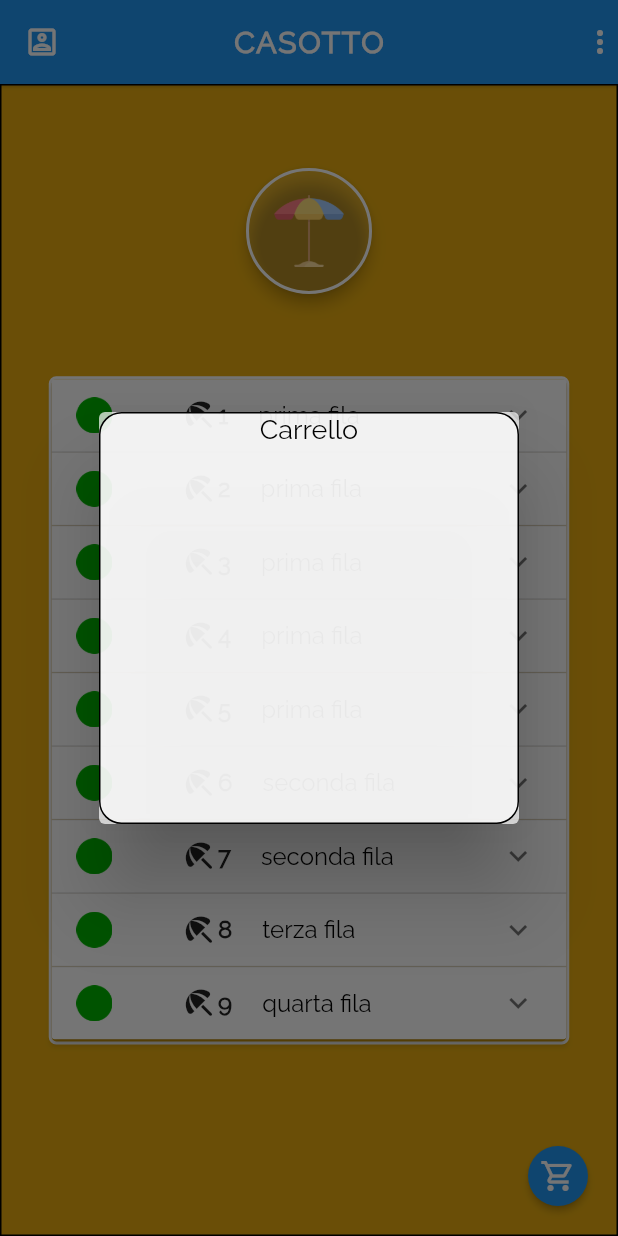
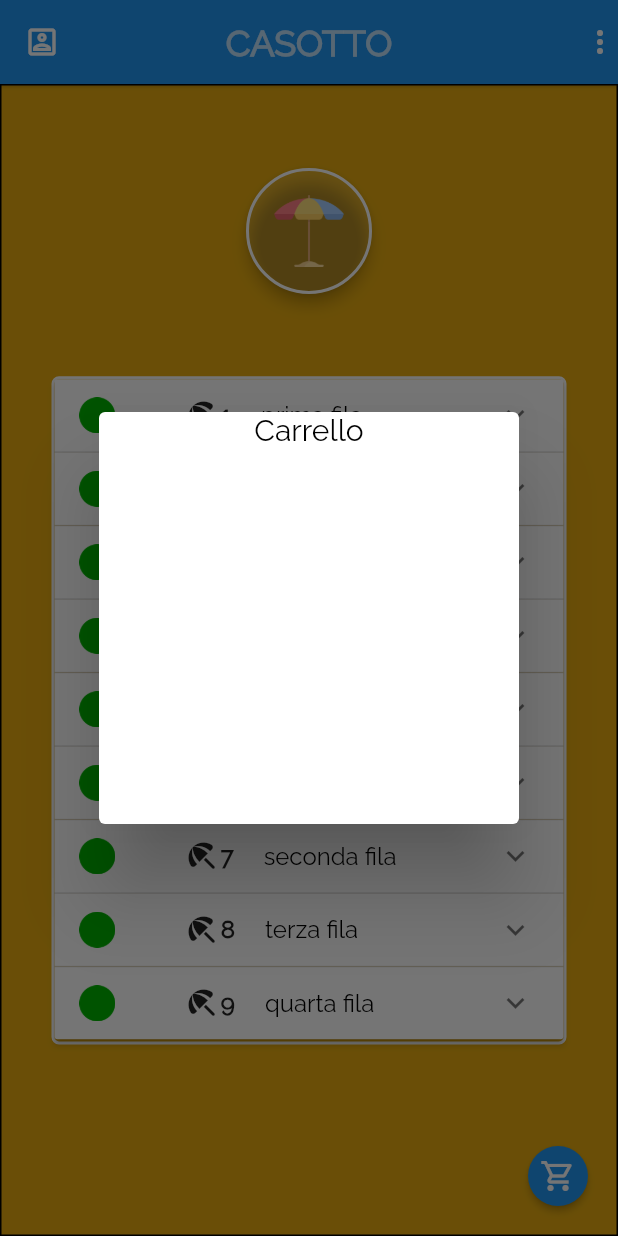
Before and after one commit to renzoproietti/gestionale-chalet, a Flutter app: the screen it shows after launch, scrolled down 576 dp, after a tap on the "shopping cart" icon, on a phone screen of 412 x 824 dp. Run offline on Flutter 3.47's test engine with Material 2 defaults, Android fonts, the phone set to English and light mode, and no system bars; our stand-ins replace google_sign_in, syncfusion_flutter_datepicker.

Commit message:
aggiunto package e widget per google sign in

```diff
--- a/lib/home.dart
+++ b/lib/home.dart
@@ -1,5 +1,5 @@
 import 'package:flutter/material.dart';
-import 'widgetsbuilder.dart';
+import 'widgets_builder.dart';
 
 Container createHomeScreen(
     BuildContext context, PageController _pageController) {
--- a/lib/listitemhandler.dart
+++ b/lib/list_item_handler.dart
@@ -1,5 +1,5 @@
 import 'package:flutter/material.dart';
-import 'package:fluttertest/widgetsbuilder.dart';
+import 'package:fluttertest/widgets_builder.dart';
 
 abstract class ListItem {
   Icon icon;
@@ -69,10 +69,8 @@ const Image red_light = Image(
   height: 24,
 );
 
-final List<ListItem> _cart = <ListItem>[];
-
 //Widget contatore che permette di aggiornare lo stato quando cambia il counter.
-//Lo stato mette a disposizione metodi per l'aggiornamento di stato al di fuori della classe.
+//Lo stato mette a disposizione metodi per l'aggiornamento al di fuori della classe.
 class Count extends StatefulWidget {
   final int counter;
 
--- a/lib/main.dart
+++ b/lib/main.dart
@@ -2,23 +2,24 @@ import 'package:flutter/material.dart';
 import 'package:flutter_localizations/flutter_localizations.dart';
 
 import 'package:fluttertest/home.dart';
-import 'package:fluttertest/sezionebar.dart';
-import 'package:fluttertest/sezionelettini.dart';
-import 'package:fluttertest/sezioneombrelloni.dart';
-import 'package:fluttertest/sezioneeventi.dart';
-import 'package:fluttertest/widgetsbuilder.dart';
-import 'package:fluttertest/listitemhandler.dart';
+import 'package:fluttertest/sezione_bar.dart';
+import 'package:fluttertest/sezione_lettini.dart';
+import 'package:fluttertest/sezione_ombrelloni.dart';
+import 'package:fluttertest/sezione_eventi.dart';
+import 'package:fluttertest/sign_in.dart';
+import 'package:fluttertest/list_item_handler.dart';
+import 'package:fluttertest/widgets_builder.dart';
 
 void main() => runApp(MaterialApp(
       home: CasottoHome(),
-      localizationsDelegates: [
+      localizationsDelegates: const [
         GlobalMaterialLocalizations.delegate,
         GlobalWidgetsLocalizations.delegate,
         GlobalCupertinoLocalizations.delegate,
       ],
-      supportedLocales: [
-        const Locale('en'),
-        const Locale('it', 'IT'),
+      supportedLocales: const [
+        Locale('en'),
+        Locale('it', 'IT'),
       ],
       locale: const Locale('it', 'IT'),
     ));
@@ -30,20 +31,23 @@ class CasottoHome extends StatefulWidget {
 
 class _CasottoState extends State<CasottoHome> {
   final _pageController = PageController(initialPage: 0);
-  final countKey = GlobalKey<State<Count>>();
+
   @override
   Widget build(BuildContext context) {
     return Scaffold(
       appBar: AppBar(
           elevation: 1,
-          leading: const Icon(Icons.portrait_outlined),
+          leading: IconButton(
+            icon: Icon(Icons.portrait_outlined),
+            onPressed: () {
+              Navigator.push(context,
+                  MaterialPageRoute(builder: (context) => SignInDemo()));
+            },
+          ),
           actions: const <Widget>[Icon(Icons.more_vert_outlined)],
           centerTitle: true,
-          title: const Text('CASOTTO',
-              style: TextStyle(
-                  fontFamily: 'Raleway',
-                  fontWeight: FontWeight.bold,
-                  letterSpacing: 1.2))),
+          title: createText('CASOTTO', TextAlign.center, FontWeight.bold, 1.4,
+              24, Colors.white70)),
       body: PageView(
         physics: const AlwaysScrollableScrollPhysics(),
         scrollDirection: Axis.vertical,
--- a/lib/sezionebar.dart
+++ b/lib/sezione_bar.dart
@@ -1,5 +1,5 @@
 import 'package:flutter/material.dart';
-import 'widgetsbuilder.dart';
+import 'widgets_builder.dart';
 
 class Bevanda {
   Bevanda(
--- a/lib/sezioneeventi.dart
+++ b/lib/sezione_eventi.dart
@@ -1,5 +1,5 @@
 import 'package:flutter/material.dart';
-import 'widgetsbuilder.dart';
+import 'widgets_builder.dart';
 
 Container createSezioneEventi(
     BuildContext context, PageController _pageController) {
--- a/lib/sezionelettini.dart
+++ b/lib/sezione_lettini.dart
@@ -1,7 +1,7 @@
 import 'package:flutter/material.dart';
-import 'package:fluttertest/datepickerdialog.dart';
-import 'widgetsbuilder.dart';
-import 'package:fluttertest/listitemhandler.dart';
+import 'package:fluttertest/datepicker_dialog.dart';
+import 'widgets_builder.dart';
+import 'package:fluttertest/list_item_handler.dart';
 
 List<LettiniItem> _lettini = <LettiniItem>[
   LettiniItem(
@@ -43,7 +43,7 @@ Container createSezioneLettini(
           48, 18, 0, Duration(milliseconds: 400)),
       Container(
         decoration: BoxDecoration(
-          color: const Color(0xffa00c18),
+          color: const Color(0xff800c18),
           border: Border.all(
             width: 2,
             color: Colors.white,
@@ -62,7 +62,7 @@ Container createSezioneLettini(
                   expansionCallback: callback,
                   children: _lettini.map((ListItem? item) {
                     final countKey = GlobalKey<CountState>();
-                    int count = item != null ? item.number : 0;
+
                     return ExpansionPanel(
                       canTapOnHeader: true,
                       headerBuilder: (BuildContext context, bool isExpanded) {
@@ -98,13 +98,11 @@ Container createSezioneLettini(
                                   InkWell(
                                     onTap: () {
                                       //if the counter is positive then
-                                      //decrease it, else do nothing.
-                                      if (countKey.currentState != null) {
-                                        countKey.currentState
-                                                    ?.checkPositive() ==
-                                                true
-                                            ? countKey.currentState?.decrement()
-                                            : {};
+                                      //decrease it on tap of remove icon.
+                                      if (countKey.currentState
+                                              ?.checkPositive() ==
+                                          true) {
+                                        countKey.currentState?.decrement();
                                       }
                                     },
                                     child: const Icon(
@@ -112,7 +110,8 @@ Container createSezioneLettini(
                                       color: Colors.blue,
                                     ),
                                   ),
-                                  Count(countKey, count),
+                                  Count(
+                                      countKey, item != null ? item.number : 0),
                                   InkWell(
                                     onTap: () {
                                       countKey.currentState?.increment();
--- a/lib/sezioneombrelloni.dart
+++ b/lib/sezione_ombrelloni.dart
@@ -1,7 +1,7 @@
 import 'package:flutter/material.dart';
-import 'package:fluttertest/datepickerdialog.dart';
-import 'widgetsbuilder.dart';
-import 'package:fluttertest/listitemhandler.dart';
+import 'package:fluttertest/datepicker_dialog.dart';
+import 'widgets_builder.dart';
+import 'package:fluttertest/list_item_handler.dart';
 
 List<OmbrelloniItem> _ombrelloni = <OmbrelloniItem>[
   OmbrelloniItem(header: "1", body: "Prenota", infos: "prima fila"),
@@ -46,7 +46,7 @@ Container createSezioneOmbrelloni(
         ),
         borderRadius: BorderRadius.circular(5),
       ),
-      width: MediaQuery.of(context).size.width - 65,
+      width: MediaQuery.of(context).size.width / 1.2,
       height: MediaQuery.of(context).size.height / 1.85,
       child: Scrollbar(
         child: Center(
--- a/lib/widgetsbuilder.dart
+++ b/lib/widgets_builder.dart
@@ -1,5 +1,5 @@
 import 'package:flutter/material.dart';
-import 'package:fluttertest/listitemhandler.dart';
+import 'package:fluttertest/list_item_handler.dart';
 
 /**File utility per la creazione dell'interfaccia base.
 Tutti i metodi riguardanti operazioni che vengono
@@ -129,16 +129,9 @@ Hero showCart(BuildContext context, Color currentColor) {
   return Hero(
       tag: 'cartpopup',
       child: Dialog(
-        insetAnimationCurve: Curves.easeOut,
         insetAnimationDuration: Duration(milliseconds: 300),
-        backgroundColor: Colors.white70,
+        backgroundColor: Colors.white,
         child: Container(
-            decoration: BoxDecoration(
-              color: currentColor,
-              shape: BoxShape.rectangle,
-              border: Border.all(color: Colors.black),
-              borderRadius: BorderRadius.circular(15),
-            ),
             alignment: Alignment.center,
             //color: Colors.white10,
             width: MediaQuery.of(context).size.width / 3,
@@ -146,7 +139,7 @@ Hero showCart(BuildContext context, Color currentColor) {
             child: Column(
               children: [
                 createText(
-                    'Carrello', TextAlign.center, FontWeight.w400, 1.2, 18),
+                    'Carrello', TextAlign.center, FontWeight.normal, 1.2, 20),
               ],
             )),
       ));
--- a/pubspec.yaml
+++ b/pubspec.yaml
@@ -38,6 +38,8 @@ dependencies:
   cupertino_icons: ^1.0.2
   scrollable_positioned_list: ^0.2.3
   syncfusion_flutter_datepicker: ^19.4.47
+  google_sign_in: ^5.2.3
+  http: ^0.13.4
 
 
 dev_dependencies:
```
Also changed, not shown: lib/sign_in.dart (added, +151 -0 lines), lib/datepicker_dialog.dart (renamed from lib/datepickerdialog.dart), pubspec.lock.
